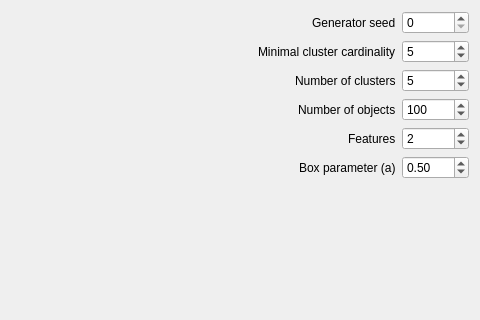
Above: ui/generator.ui from eremeykin/ectgui2 before the change; both pictures show x 93 to 573 and y 0 to 320 of the 573 by 455 pixel window. Below: the same form after it.
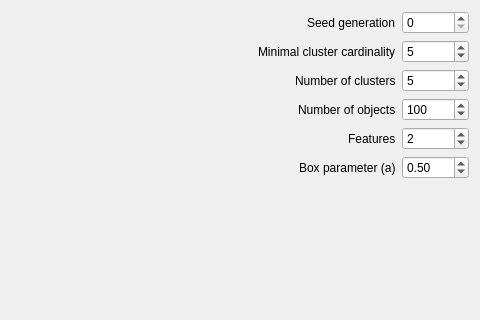
That is the form after the change.

Commit message: Change 'Generator seed' to 'Seed generation'

Patch:
```diff
--- a/ui/generator.ui
+++ b/ui/generator.ui
@@ -50,7 +50,7 @@
        <item row="0" column="0">
         <widget class="QLabel" name="generator_seed_label">
          <property name="text">
-          <string>Generator seed</string>
+          <string>Seed generation</string>
          </property>
         </widget>
        </item>
```
